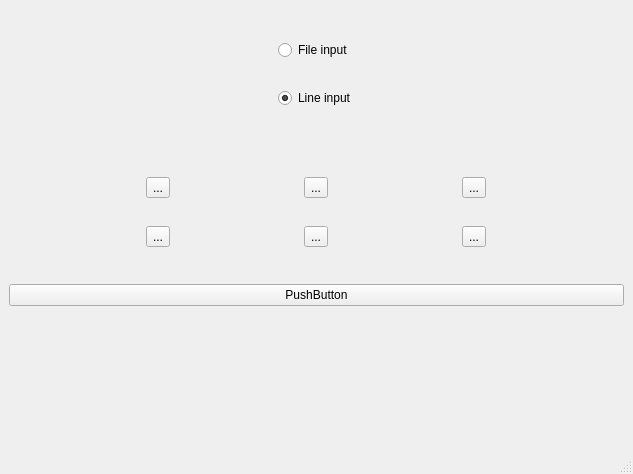
Old version of the form code/interface/vimainwindow/forms/vimainwindow.ui in the repository visore/Visore.
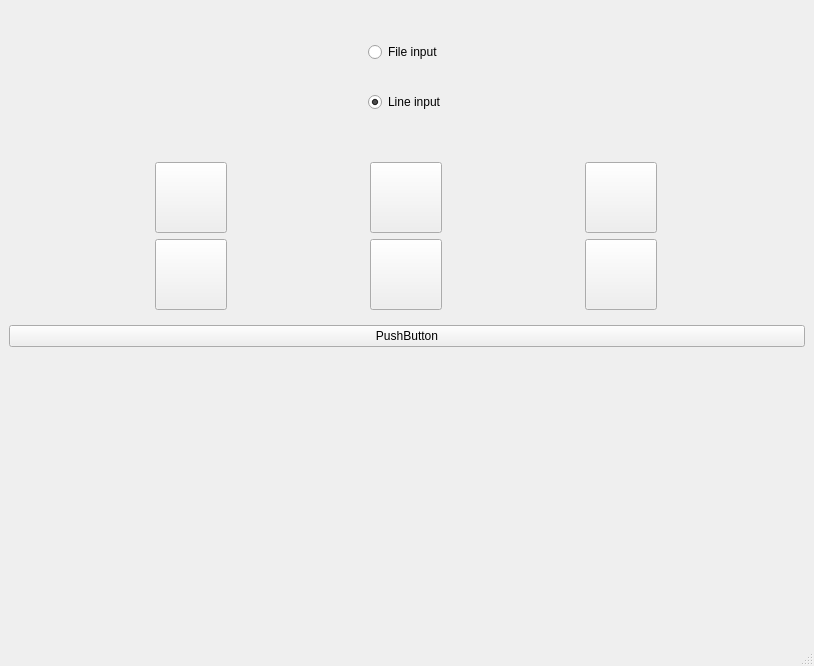
New version of the form. Icons and pictures are not drawn.

Commit message: Two wave form widgets (original and corrected) added. Zoom functionality for the wave form widgets added

Patch:
```diff
--- a/code/interface/vimainwindow/forms/vimainwindow.ui
+++ b/code/interface/vimainwindow/forms/vimainwindow.ui
@@ -6,8 +6,8 @@
    <rect>
     <x>0</x>
     <y>0</y>
-    <width>633</width>
-    <height>474</height>
+    <width>814</width>
+    <height>666</height>
    </rect>
   </property>
   <property name="windowTitle">
@@ -70,12 +70,7 @@
        <item row="0" column="0">
         <widget class="QToolButton" name="resetButton">
          <property name="text">
-          <string>...</string>
-         </property>
-         <property name="icon">
-          <iconset resource="../resources/viresources.qrc">
-           <normaloff>:/vimainwindow/icons/resetnormal.png</normaloff>
-           <selectedon>:/vimainwindow/icons/resetselected.png</selectedon>:/vimainwindow/icons/resetnormal.png</iconset>
+          <string/>
          </property>
          <property name="iconSize">
           <size>
@@ -88,12 +83,7 @@
        <item row="0" column="1">
         <widget class="QToolButton" name="recordButton">
          <property name="text">
-          <string>...</string>
-         </property>
-         <property name="icon">
-          <iconset resource="../resources/viresources.qrc">
-           <normaloff>:/vimainwindow/icons/recordnormal.png</normaloff>
-           <selectedon>:/vimainwindow/icons/recordselected.png</selectedon>:/vimainwindow/icons/recordnormal.png</iconset>
+          <string/>
          </property>
          <property name="iconSize">
           <size>
@@ -106,12 +96,7 @@
        <item row="0" column="2">
         <widget class="QToolButton" name="saveButton">
          <property name="text">
-          <string>...</string>
-         </property>
-         <property name="icon">
-          <iconset resource="../resources/viresources.qrc">
-           <normaloff>:/vimainwindow/icons/savenormal.png</normaloff>
-           <selectedon>:/vimainwindow/icons/saveselected.png</selectedon>:/vimainwindow/icons/savenormal.png</iconset>
+          <string/>
          </property>
          <property name="iconSize">
           <size>
@@ -124,12 +109,7 @@
        <item row="1" column="0">
         <widget class="QToolButton" name="playButton">
          <property name="text">
-          <string>...</string>
-         </property>
-         <property name="icon">
-          <iconset resource="../resources/viresources.qrc">
-           <normaloff>:/vimainwindow/icons/playnormal.png</normaloff>
-           <selectedon>:/vimainwindow/icons/playselected.png</selectedon>:/vimainwindow/icons/playnormal.png</iconset>
+          <string/>
          </property>
          <property name="iconSize">
           <size>
@@ -142,12 +122,7 @@
        <item row="1" column="1">
         <widget class="QToolButton" name="pauseButton">
          <property name="text">
-          <string>...</string>
-         </property>
-         <property name="icon">
-          <iconset resource="../resources/viresources.qrc">
-           <normaloff>:/vimainwindow/icons/pausenormal.png</normaloff>
-           <selectedon>:/vimainwindow/icons/pauseselected.png</selectedon>:/vimainwindow/icons/pausenormal.png</iconset>
+          <string/>
          </property>
          <property name="iconSize">
           <size>
@@ -160,12 +135,7 @@
        <item row="1" column="2">
         <widget class="QToolButton" name="stopButton">
          <property name="text">
-          <string>...</string>
-         </property>
-         <property name="icon">
-          <iconset resource="../resources/viresources.qrc">
-           <normaloff>:/vimainwindow/icons/stopnormal.png</normaloff>
-           <selectedon>:/vimainwindow/icons/stopselected.png</selectedon>:/vimainwindow/icons/stopnormal.png</iconset>
+          <string/>
          </property>
          <property name="iconSize">
           <size>
@@ -186,33 +156,15 @@
      </widget>
     </item>
     <item row="3" column="5">
-     <widget class="QWidget" name="widget_3" native="true">
-      <layout class="QGridLayout" name="gridLayout_4">
-       <item row="0" column="0">
-        <widget class="QWidget" name="waveFormContainer" native="true">
-         <property name="styleSheet">
-          <string notr="true"/>
-         </property>
-         <layout class="QGridLayout" name="gridLayout_5">
-          <item row="0" column="0">
-           <spacer name="horizontalSpacer_3">
-            <property name="orientation">
-             <enum>Qt::Horizontal</enum>
-            </property>
-            <property name="sizeHint" stdset="0">
-             <size>
-              <width>576</width>
-              <height>20</height>
-             </size>
-            </property>
-           </spacer>
-          </item>
-         </layout>
-        </widget>
-       </item>
-      </layout>
+     <widget class="QWidget" name="originalWaveContainer" native="true">
+      <property name="styleSheet">
+       <string notr="true"/>
+      </property>
      </widget>
     </item>
+    <item row="4" column="5">
+     <widget class="QWidget" name="correctedWaveContainer" native="true"/>
+    </item>
    </layout>
   </widget>
   <widget class="QMenuBar" name="menubar">
```
Left out of the diff: 6 changed lines with no effect on the pictures. The commit also changes 31 other files.
